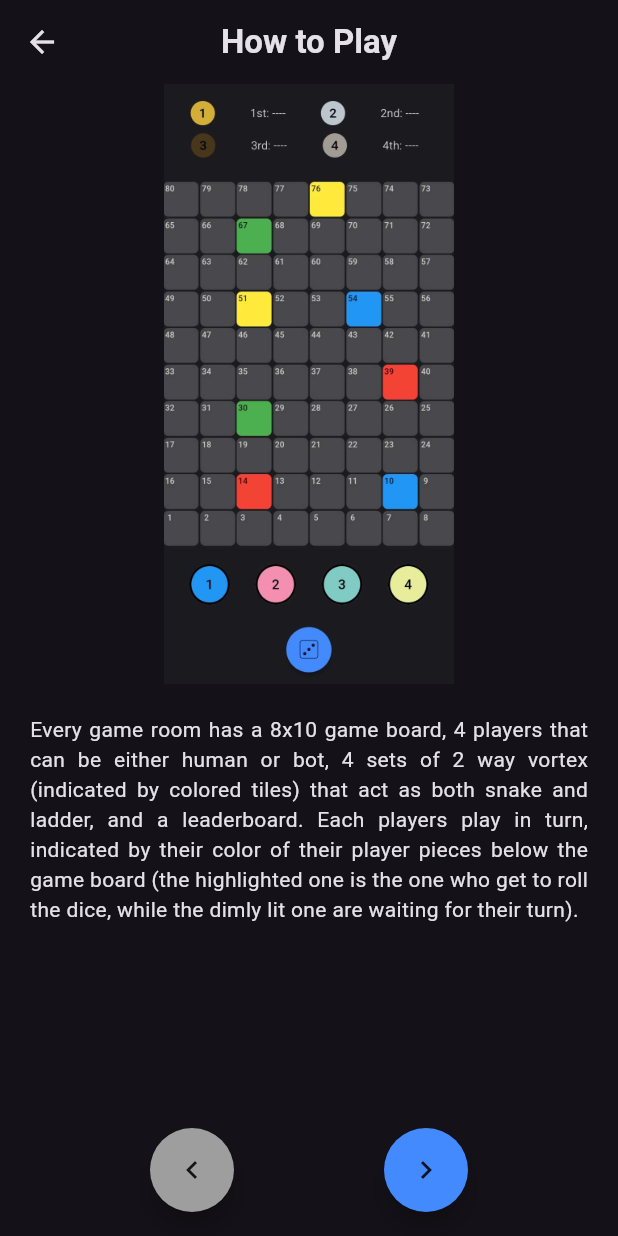
After one commit to Nopalev/fp_ppb, a Flutter app: the screen it shows after launch, after a tap on "How To Play", on a phone screen of 412 x 824 dp. The commit adds this screen. Run offline on Flutter 3.47's test engine with Material 3 defaults, Android fonts, the phone set to English and light mode, and no system bars; our stand-ins replace firebase_core; missing offline and left inert: dice_icons; accounts and stored records are empty; generated files the repository leaves out were written again.

Commit message:
added: how to play page

```diff
--- a/lib/component/button.dart
+++ b/lib/component/button.dart
@@ -16,8 +16,8 @@ class Button extends StatelessWidget {
     return GestureDetector(
       onTap: onTap,
       child: Container(
-        height: 50,
-        width: 100,
+        height: 60,
+        width: 120,
         decoration: BoxDecoration(
           color: Theme.of(context).highlightColor,
           borderRadius: BorderRadius.circular(25)
--- a/lib/main.dart
+++ b/lib/main.dart
@@ -2,6 +2,7 @@ import 'package:flutter/material.dart';
 import 'package:fp_ppb/pages/game.dart';
 import 'package:fp_ppb/pages/home.dart';
 import 'package:firebase_core/firebase_core.dart';
+import 'package:fp_ppb/pages/how_to_play.dart';
 import 'firebase_options.dart';
 
 void main() async {
@@ -16,7 +17,8 @@ class MyApp extends StatelessWidget {
   MyApp({super.key});
   final Map<String, Widget Function(BuildContext)> routes = {
     '/home' : (context) => const HomePage(),
-    '/game' : (context) => const GamePage()
+    '/game' : (context) => const GamePage(),
+    '/how_to_play' : (context) => const HowToPlayPage()
   };
 
   // This widget is the root of your application.
--- a/lib/pages/home.dart
+++ b/lib/pages/home.dart
@@ -35,6 +35,13 @@ class _HomePageState extends State<HomePage> {
               ),
               const SizedBox(height: 30),
               Button(
+                  onTap: () async {
+                    await Navigator.pushNamed(context, '/how_to_play');
+                  },
+                  childText: 'How To Play'
+              ),
+              const SizedBox(height: 30),
+              Button(
                 onTap: (){},
                 childText: 'Statistic'
               ),
--- /dev/null
+++ b/lib/pages/how_to_play.dart
@@ -0,0 +1,106 @@
+import 'package:flutter/material.dart';
+import 'package:fp_ppb/component/app_bar.dart';
+import 'package:fp_ppb/component/floating_action_button.dart';
+
+class HowToPlayPage extends StatefulWidget {
+  const HowToPlayPage({super.key});
+
+  @override
+  State<HowToPlayPage> createState() => _HowToPlayPageState();
+}
+
+class _HowToPlayPageState extends State<HowToPlayPage> {
+  int page = 1;
+  Map<int, List<String>> contents = {
+    1 : [
+      'lib/assets/howtoplay-1.jpg',
+      'Every game room has a 8x10 game board, 4 players that can be either '
+      'human or bot, 4 sets of 2 way vortex (indicated by colored tiles) that '
+      'act as both snake and ladder, and a leaderboard. Each players play in turn, '
+      'indicated by their color of their player pieces below the game board '
+      '(the highlighted one is the one who get to roll the dice, while the dimly lit '
+      'one are waiting for their turn).'
+    ],
+    2 : [
+      'lib/assets/howtoplay-2.jpg',
+      'Upon tapping the dice button below, a pop up showing the result of a dice '
+      'roll would appear. Tapping the close button would close the button and '
+      'the player piece that have the turn will start move towards the next tile '
+      '(indicated by a number inside a tile) according to the dice roll result.'
+    ],
+    3 : [
+      'lib/assets/howtoplay-3.jpg',
+      'In this picture, the first player\'s player piece is moving to their '
+      'next tile 6 times. Note the color change on the player pieces below the game board, '
+      'indicating a change in turn. Finishing a turn at one of the colored tiles would means '
+      'that player piece hit either a snake or ladder. Finishing at the bottom part of '
+      'the colored tiles set would means the player piece would teleport to another tile '
+      'with the same color. Finishing at the top part would means the exact opposite.'
+    ],
+    4 : [
+      'lib/assets/howtoplay-4.jpg',
+      'When a player piece hit the 80-th tile, that player would finished the game. '
+      'They may leave the game room, or watch the rest of the game. Their username '
+      'would be etched in the leaderboard above the game board.'
+    ],
+    5 : [
+      'lib/assets/howtoplay-5.jpg',
+      'If the third place has been decided, the game would finished. A pop up showing the '
+      'leaderboard would show, and tapping the close button would send the player '
+      'back to the home page.'
+    ]
+  };
+
+  @override
+  Widget build(BuildContext context) {
+    return Scaffold(
+      appBar: const CustomAppBar(title: 'How to Play'),
+      body: Center(
+        child: Container(
+          padding: const EdgeInsets.symmetric(horizontal: 20.0),
+          child: Column(
+            children: [
+              Image.asset(
+                contents[page]![0],
+                height: 400,
+              ),
+              const SizedBox(height: 20),
+              Text(
+                contents[page]![1],
+                textAlign: TextAlign.justify,
+              )
+            ],
+          ),
+        ),
+      ),
+      floatingActionButtonLocation: FloatingActionButtonLocation.centerFloat,
+      floatingActionButton: Row(
+        mainAxisAlignment: MainAxisAlignment.spaceEvenly,
+        children: [
+          CustomFAB(
+            heroTag: 'previous',
+            onPressed: (page == 1) ? null : (){
+              setState(() {
+                page--;
+              });
+            },
+            icon: const Icon(
+              Icons.chevron_left_outlined
+            )
+          ),
+          CustomFAB(
+            heroTag: 'next',
+            onPressed: (page == contents.length) ? null : (){
+              setState(() {
+                page++;
+              });
+            },
+            icon: const Icon(
+                Icons.chevron_right_outlined
+            )
+          )
+        ],
+      ),
+    );
+  }
+}
```
Also changed, not shown: lib/assets/howtoplay-1.jpg (added), lib/assets/howtoplay-2.jpg (added), lib/assets/howtoplay-3.jpg (added), lib/assets/howtoplay-4.jpg (added), lib/assets/howtoplay-5.jpg (added).
